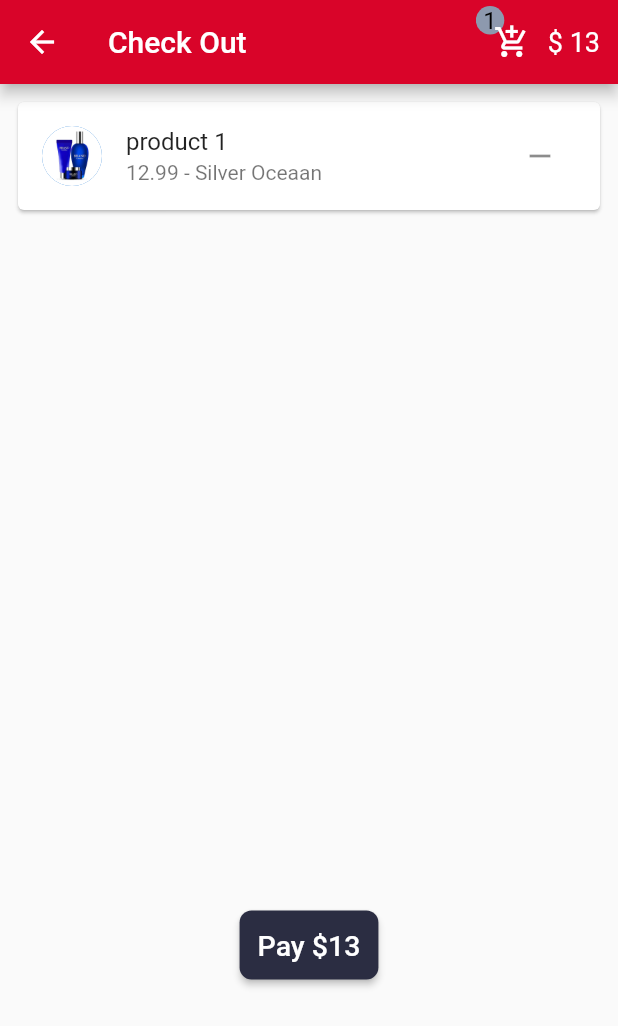
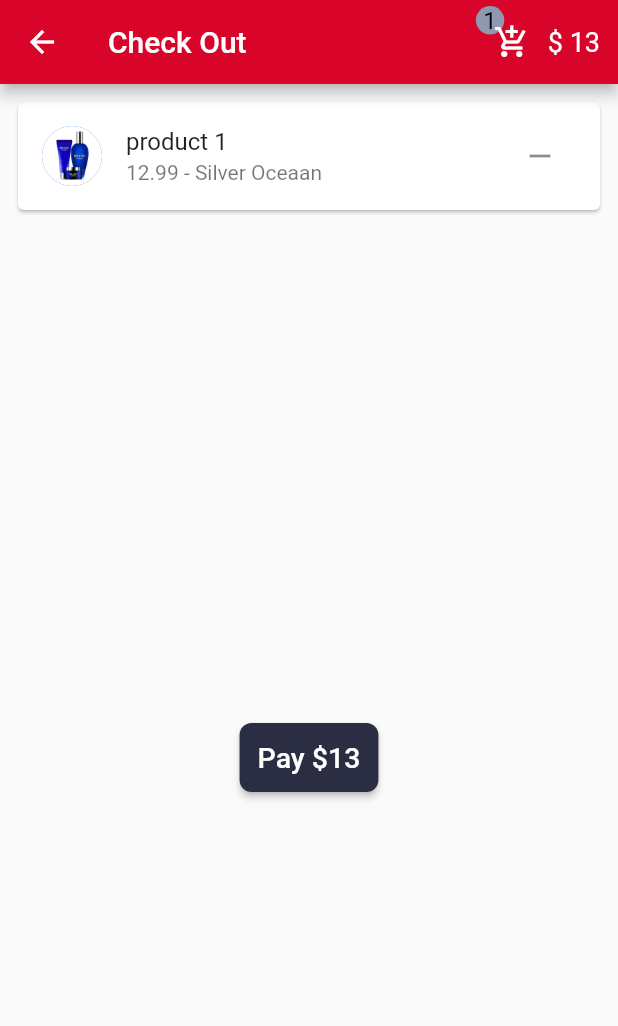
Before and after one commit to MoHaMeD-MaHMoD/E-Commerce-App, a Flutter app: the Home screen opened directly, after a tap on the "add" icon, after a tap on the "add shopping cart" icon, on a phone screen of 412 x 824 dp. Shown: the top 1026 px of the screen. Run offline on Flutter 3.47's test engine with Material 2 defaults, Android fonts, the phone set to English and light mode, and no system bars; our stand-ins replace cloud_firestore, firebase_auth, firebase_core, firebase_storage, flutter_svg, google_sign_in and 1 more; accounts and stored records are empty; network calls fail.

Commit message:
ALL DONE

```diff
--- a/lib/Shared/myColors.dart
+++ b/lib/Shared/myColors.dart
@@ -1,7 +1,7 @@
 import 'package:flutter/material.dart';
 
-const MAIN = Color.fromARGB(255, 43, 45, 66);
-const BTNColor = Color.fromARGB(255, 239, 35, 60);
+const mainColor = Color.fromARGB(255, 43, 45, 66);
+const bTNColor = Color.fromARGB(255, 239, 35, 60);
 const appbar = Color.fromARGB(255, 217, 4, 41);
 const second = Color.fromARGB(255, 141, 153, 174);
 
--- a/lib/model/Products.dart
+++ b/lib/model/Products.dart
@@ -1,49 +1,53 @@
 class Product {
-  String shop;
-  double price;
-  String img;
-  String name;
+  final String shop;
+  final double price;
+  final String img;
+  final String name;
 
-  Product({required this.name,required this.price, required this.img, this.shop = "Main pranch"});
+  const Product(
+      {required this.name,
+      required this.price,
+      required this.img,
+      this.shop = "Main pranch"});
 }
 
 List<Product> myProducts = [
-  Product(
+  const Product(
       name: "product 1",
       price: 12.99,
       img: "assets/img/products/1.jpg",
       shop: "Silver Oceaan"),
-  Product(
+  const Product(
       name: "product 2",
       price: 14.99,
       img: "assets/img/products/2.jpg",
       shop: "Naitrous"),
-  Product(
+  const Product(
       name: "product 3",
       price: 10.99,
       img: "assets/img/products/3.jpg",
       shop: "sweet-home"),
-  Product(
+  const Product(
       name: "product 4",
       price: 8.99,
       img: "assets/img/products/4.jpg",
       shop: "EL-Shimaa"),
-  Product(
+  const Product(
       name: "product 5",
       price: 13.99,
       img: "assets/img/products/5.jpg",
       shop: "ELBeaky"),
-  Product(
+  const Product(
       name: "product 1",
       price: 18.99,
       img: "assets/img/products/6.jpg",
       shop: "Amazon.eg"),
-  Product(
+  const Product(
       name: "product 7",
       price: 15.99,
       img: "assets/img/products/7.jpg",
       shop: "Beauty"),
-  Product(
+  const Product(
       name: "product 8",
       price: 16.99,
       img: "assets/img/products/8.jpg",
--- a/lib/pages/CheckOut.dart
+++ b/lib/pages/CheckOut.dart
@@ -24,14 +24,15 @@ class CheckOut extends StatelessWidget {
         children: [
           SingleChildScrollView(
             child: SizedBox(
-                height: 550,
+                height: 425,
                 child: ListView.builder(
                     padding: const EdgeInsets.all(8),
                     itemCount: cartInstance.selectedProducts.length,
                     itemBuilder: (BuildContext context, int index) {
                       return Card(
                         child: ListTile(
-                          title: Text(cartInstance.selectedProducts[index].name),
+                          title:
+                              Text(cartInstance.selectedProducts[index].name),
                           subtitle: Text(
                               "${cartInstance.selectedProducts[index].price} - ${cartInstance.selectedProducts[index].shop}"),
                           leading: CircleAvatar(
@@ -40,14 +41,14 @@ class CheckOut extends StatelessWidget {
                           ),
                           trailing: IconButton(
                               onPressed: () {
-                                cartInstance.removeProduct(cartInstance.selectedProducts[index]);
+                                cartInstance.removeProduct(
+                                    cartInstance.selectedProducts[index]);
                               },
                               icon: Icon(Icons.remove)),
                         ),
                       );
                     })),
           ),
-
           ElevatedButton(
             onPressed: () {},
             child: Text(
@@ -55,7 +56,7 @@ class CheckOut extends StatelessWidget {
               style: TextStyle(fontSize: 19),
             ),
             style: ButtonStyle(
-              backgroundColor: MaterialStateProperty.all(MAIN),
+              backgroundColor: MaterialStateProperty.all(mainColor),
               padding: MaterialStateProperty.all(EdgeInsets.all(12)),
               shape: MaterialStateProperty.all(RoundedRectangleBorder(
                   borderRadius: BorderRadius.circular(8))),
--- a/lib/pages/Home.dart
+++ b/lib/pages/Home.dart
@@ -1,6 +1,6 @@
-// ignore_for_file: prefer_const_constructors, prefer_const_literals_to_create_immutables, sort_child_properties_last, dead_code
-
+import 'package:e_commerce_app/Shared/CartAndPriceAppbar.dart';
 import 'package:e_commerce_app/Shared/GetUserImg.dart';
+import 'package:e_commerce_app/Shared/myColors.dart';
 import 'package:e_commerce_app/model/Products.dart';
 import 'package:e_commerce_app/pages/CheckOut.dart';
 import 'package:e_commerce_app/pages/Detail.dart';
@@ -10,8 +10,7 @@ import 'package:firebase_auth/firebase_auth.dart';
 import 'package:flutter/material.dart';
 import 'package:provider/provider.dart';
 
-import '../Shared/CartAndPriceAppbar.dart';
-import '../Shared/myColors.dart';
+
 
 class Home extends StatelessWidget {
   const Home({Key? key}) : super(key: key);
@@ -24,7 +23,7 @@ class Home extends StatelessWidget {
         body: Padding(
           padding: const EdgeInsets.only(top: 22),
           child: GridView.builder(
-              gridDelegate: SliverGridDelegateWithFixedCrossAxisCount(
+              gridDelegate: const SliverGridDelegateWithFixedCrossAxisCount(
                   crossAxisCount: 2,
                   childAspectRatio: 3 / 2,
                   crossAxisSpacing: 10,
@@ -41,6 +40,25 @@ class Home extends StatelessWidget {
                     );
                   },
                   child: GridTile(
+                    footer: GridTileBar(
+                      // backgroundColor: Color.fromARGB(66, 73, 127, 110),
+                      trailing: IconButton(
+                          color: const Color.fromARGB(255, 62, 94, 70),
+                          onPressed: () {
+                            cartInstance.addProduct(myProducts[index]);
+                          },
+                          icon: const Icon(Icons.add)),
+
+                      leading: Text(
+                        "\$ ${myProducts[index].price.toString()}",
+                        style: const TextStyle(
+                            fontSize: 16, fontWeight: FontWeight.w500),
+                      ),
+
+                      title: const Text(
+                        "",
+                      ),
+                    ),
                     child: Stack(children: [
                       Positioned(
                         top: -3,
@@ -52,33 +70,14 @@ class Home extends StatelessWidget {
                             child: Image.asset(myProducts[index].img)),
                       ),
                     ]),
-                    footer: GridTileBar(
-                      // backgroundColor: Color.fromARGB(66, 73, 127, 110),
-                      trailing: IconButton(
-                          color: Color.fromARGB(255, 62, 94, 70),
-                          onPressed: () {
-                            cartInstance.addProduct(myProducts[index]);
-                          },
-                          icon: Icon(Icons.add)),
-
-                      leading: Text(
-                        "\$ ${myProducts[index].price.toString()}",
-                        style: TextStyle(
-                            fontSize: 16, fontWeight: FontWeight.w500),
-                      ),
-
-                      title: Text(
-                        "",
-                      ),
-                    ),
                   ),
                 );
               }),
         ),
         appBar: AppBar(
-          actions: [CartAndPriceAppbar()],
+          actions: const [CartAndPriceAppbar()],
           backgroundColor: appbar,
-          title: Text("Home"),
+          title: const Text("Home"),
         ),
         drawer: Drawer(
           child: Column(
@@ -87,53 +86,55 @@ class Home extends StatelessWidget {
               Column(
                 children: [
                   UserAccountsDrawerHeader(
-                      decoration: BoxDecoration(
+                      decoration: const BoxDecoration(
                         image: DecorationImage(
                             image: AssetImage("assets/img/background.jpg"),
                             fit: BoxFit.cover),
                       ),
-                      currentAccountPicture: GetUserImg(),
+                      currentAccountPicture: const GetUserImg(),
                       accountName: Text(currentUser.displayName!,
-                          style: TextStyle(
+                          style: const TextStyle(
                               color: Color.fromARGB(255, 255, 255, 255))),
                       accountEmail: Text(currentUser.email!)),
                   ListTile(
-                      title: Text("Profile"),
-                      leading: Icon(Icons.person),
+                      title: const Text("Profile"),
+                      leading: const Icon(Icons.person),
                       onTap: () {
                         Navigator.push(
                           context,
-                          MaterialPageRoute(builder: (context) => Profile()),
+                          MaterialPageRoute(
+                              builder: (context) => const Profile()),
                         );
                       }),
                   ListTile(
-                      title: Text("Home"),
-                      leading: Icon(Icons.home),
+                      title: const Text("Home"),
+                      leading: const Icon(Icons.home),
                       onTap: () {}),
                   ListTile(
-                      title: Text("My products"),
-                      leading: Icon(Icons.add_shopping_cart),
+                      title: const Text("My products"),
+                      leading: const Icon(Icons.add_shopping_cart),
                       onTap: () {
                         Navigator.push(
                           context,
-                          MaterialPageRoute(builder: (context) => CheckOut()),
+                          MaterialPageRoute(
+                              builder: (context) => const CheckOut()),
                         );
                       }),
                   ListTile(
-                      title: Text("About"),
-                      leading: Icon(Icons.help_center),
+                      title: const Text("About"),
+                      leading: const Icon(Icons.help_center),
                       onTap: () {}),
                   ListTile(
-                      title: Text("Logout"),
-                      leading: Icon(Icons.exit_to_app),
+                      title: const Text("Logout"),
+                      leading: const Icon(Icons.exit_to_app),
                       onTap: () async {
                         await FirebaseAuth.instance.signOut();
                       }),
                 ],
               ),
               Container(
-                margin: EdgeInsets.only(bottom: 12),
-                child: Text("Developed by ELBeaky © 2023",
+                margin: const EdgeInsets.only(bottom: 12),
+                child: const Text("Developed by ELBeaky © 2023",
                     style: TextStyle(fontSize: 16)),
               )
             ],
@@ -141,42 +142,3 @@ class Home extends StatelessWidget {
         ));
   }
 }
-
-
-/*
-
-Row(
-              children: [
-                 Stack(
-                    children: [
-                      Positioned(
-                        bottom: 24,
-                        child: Container(
-                            child: Text(
-                              "${cartInstancee.selectedProducts.length}",
-                              style: TextStyle(
-                                  fontSize: 16,
-                                  color: Color.fromARGB(255, 0, 0, 0)),
-                            ),
-                            padding: EdgeInsets.all(5),
-                            decoration: BoxDecoration(
-                                color: second, shape: BoxShape.circle)),
-                      ),
-                      IconButton(
-                        onPressed: () {},
-                        icon: Icon(Icons.add_shopping_cart),
-                      ),
-                    ],
-                  ),
-                Padding(
-                  padding: const EdgeInsets.only(right: 12),
-                  child: Text(
-                    "\$ 13",
-                    style: TextStyle(fontSize: 18),
-                  ),
-                ),
-              ],
-            )
-
-
-*/
--- a/lib/pages/forgot_passowrd.dart
+++ b/lib/pages/forgot_passowrd.dart
@@ -1,17 +1,13 @@
 // ignore_for_file: prefer_const_literals_to_create_immutables, prefer_const_constructors, use_build_context_synchronously
 import 'package:firebase_auth/firebase_auth.dart';
-
 import '../Shared/Constant.dart';
 import '../Shared/myColors.dart';
-
 import 'package:flutter/material.dart';
-
 import '../Shared/snackbar';
 import 'Login.dart';
 
 class ForgotPassword extends StatefulWidget {
   ForgotPassword({Key? key}) : super(key: key);
-
   @override
   State<ForgotPassword> createState() => _ForgotPasswordState();
 }
@@ -97,7 +93,7 @@ class _ForgotPasswordState extends State<ForgotPassword> {
                     }
                   },
                   style: ButtonStyle(
-                    backgroundColor: MaterialStateProperty.all(BTNColor),
+                    backgroundColor: MaterialStateProperty.all(bTNColor),
                     padding: MaterialStateProperty.all(EdgeInsets.all(12)),
                     shape: MaterialStateProperty.all(RoundedRectangleBorder(
                         borderRadius: BorderRadius.circular(8))),
--- a/lib/provider/Cart.dart
+++ b/lib/provider/Cart.dart
@@ -1,5 +1,3 @@
-import 'dart:ffi';
-
 import 'package:e_commerce_app/model/Products.dart';
 import 'package:flutter/material.dart';
 
--- a/lib/provider/google_signin.dart
+++ b/lib/provider/google_signin.dart
@@ -8,6 +8,7 @@ class GoogleSignInProvider with ChangeNotifier {
   GoogleSignInAccount get user => _user!;
   googlelogin() async {
     final googleUser = await googleSignIn.signIn();
+    // ignore: unnecessary_null_comparison
     if (googleSignIn == null) return;
     _user = googleUser;
     final googleAuth = await googleUser?.authentication;
--- a/pubspec.yaml
+++ b/pubspec.yaml
@@ -44,6 +44,7 @@ dependencies:
   flutter_svg: ^2.0.6
   intl: ^0.17.0
   image_picker: ^0.8.8
+  path: ^1.8.3
 
 dev_dependencies:
   flutter_test:
```
Also changed, not shown: lib/main.dart (+3 -5 lines), lib/pages/Detail.dart (+28 -30 lines), lib/pages/EmailVirify.dart (+9 -16 lines), lib/pages/Login.dart (+28 -29 lines), lib/pages/Register.dart (+7 -10 lines), lib/pages/profilepage.dart (+24 -4 lines), pubspec.lock, 1 other file.
